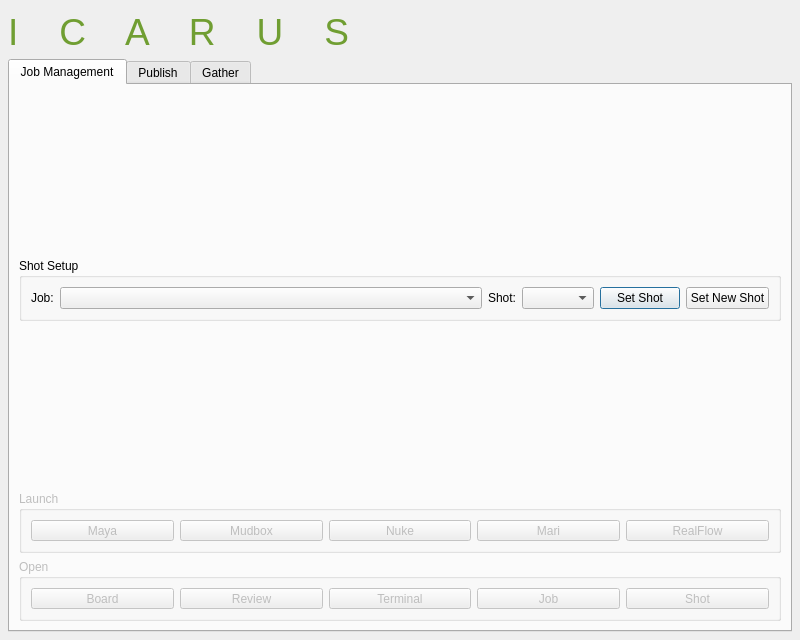
Before: the Qt Designer form core/ui/icarusUI.ui in mjbonnington/icarus-gps, drawn with Qt 5.
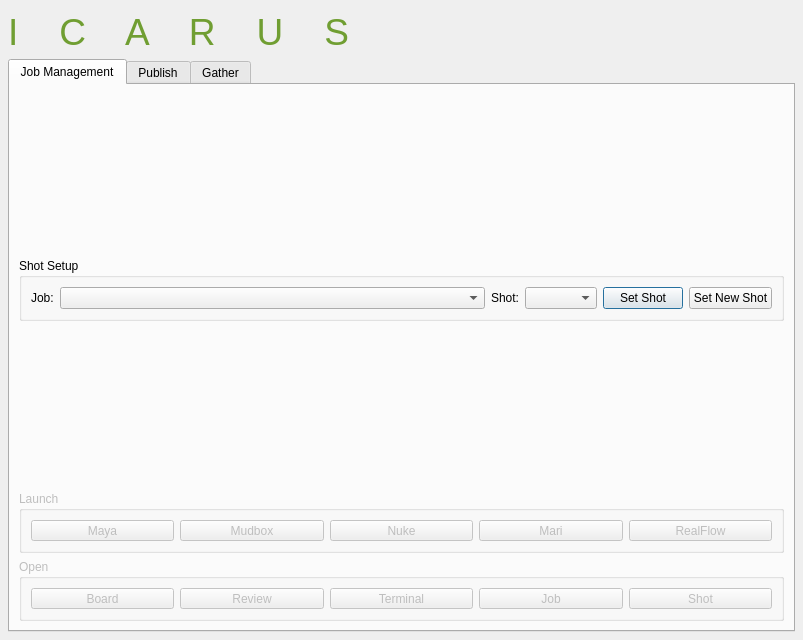
After: the same form once the commit is applied. The open tabs and pages were chosen to show the change. Icons and pictures are not drawn.

```diff
--- a/core/ui/icarusUI.ui
+++ b/core/ui/icarusUI.ui
@@ -10,7 +10,7 @@
    <rect>
     <x>0</x>
     <y>0</y>
-    <width>800</width>
+    <width>803</width>
     <height>640</height>
    </rect>
   </property>
```
Left out of the diff: 34 changed lines with no effect on the pictures.
